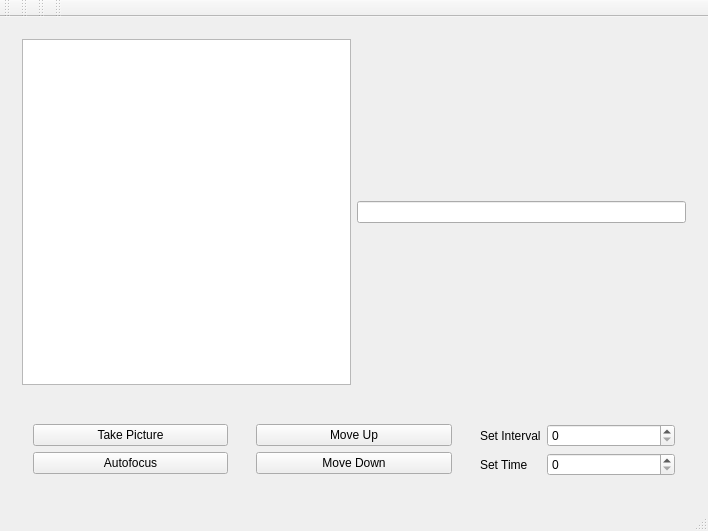
malgorzatakim/robotchem, file gui.ui: the form before one commit.
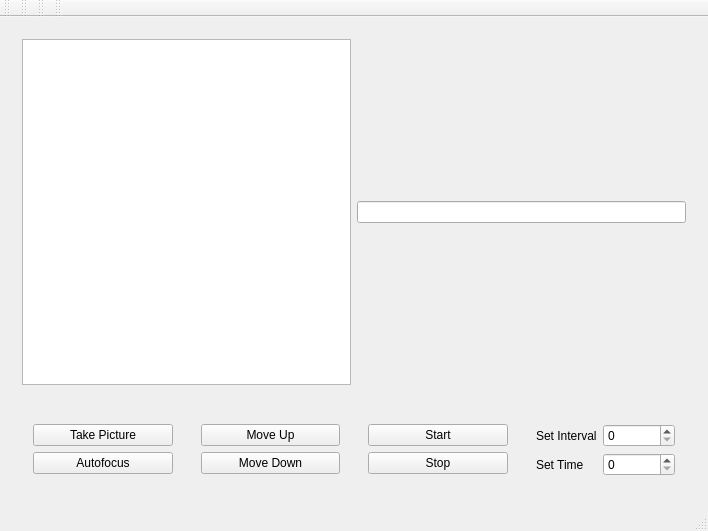
The form after the commit.

Commit message: added Start & Stop btns and display txt functionality to all btns

```diff
--- a/gui.ui
+++ b/gui.ui
@@ -30,27 +30,7 @@
     <item>
      <widget class="QWidget" name="widget_6" native="true">
       <layout class="QGridLayout" name="gridLayout_2">
-       <item row="0" column="1">
-        <widget class="QWidget" name="widget_8" native="true">
-         <layout class="QVBoxLayout" name="verticalLayout_3">
-          <item>
-           <widget class="QPushButton" name="pushButton_2">
-            <property name="text">
-             <string>Move Up</string>
-            </property>
-           </widget>
-          </item>
-          <item>
-           <widget class="QPushButton" name="pushButton_3">
-            <property name="text">
-             <string>Move Down</string>
-            </property>
-           </widget>
-          </item>
-         </layout>
-        </widget>
-       </item>
-       <item row="0" column="2">
+       <item row="0" column="3">
         <widget class="QWidget" name="widget_9" native="true">
          <layout class="QFormLayout" name="formLayout">
           <item row="0" column="0">
@@ -96,6 +76,46 @@
          </layout>
         </widget>
        </item>
+       <item row="0" column="1">
+        <widget class="QWidget" name="widget_8" native="true">
+         <layout class="QVBoxLayout" name="verticalLayout_3">
+          <item>
+           <widget class="QPushButton" name="btnMoveUp">
+            <property name="text">
+             <string>Move Up</string>
+            </property>
+           </widget>
+          </item>
+          <item>
+           <widget class="QPushButton" name="btnMoveDown">
+            <property name="text">
+             <string>Move Down</string>
+            </property>
+           </widget>
+          </item>
+         </layout>
+        </widget>
+       </item>
+       <item row="0" column="2">
+        <widget class="QWidget" name="widget_2" native="true">
+         <layout class="QVBoxLayout" name="verticalLayout_4">
+          <item>
+           <widget class="QPushButton" name="btnStart">
+            <property name="text">
+             <string>Start</string>
+            </property>
+           </widget>
+          </item>
+          <item>
+           <widget class="QPushButton" name="btnStop">
+            <property name="text">
+             <string>Stop</string>
+            </property>
+           </widget>
+          </item>
+         </layout>
+        </widget>
+       </item>
       </layout>
      </widget>
     </item>
```
Left out of the diff: 12 changed lines with no effect on the pictures. The commit also changes 2 other files.
